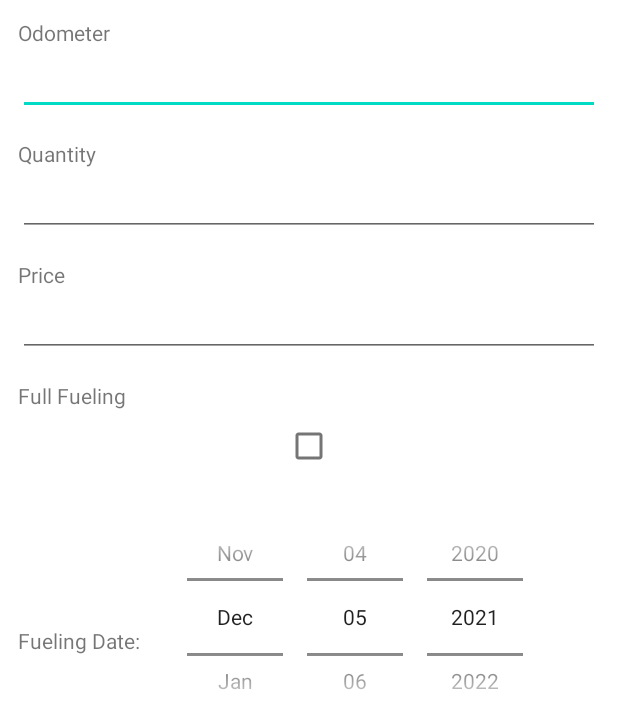
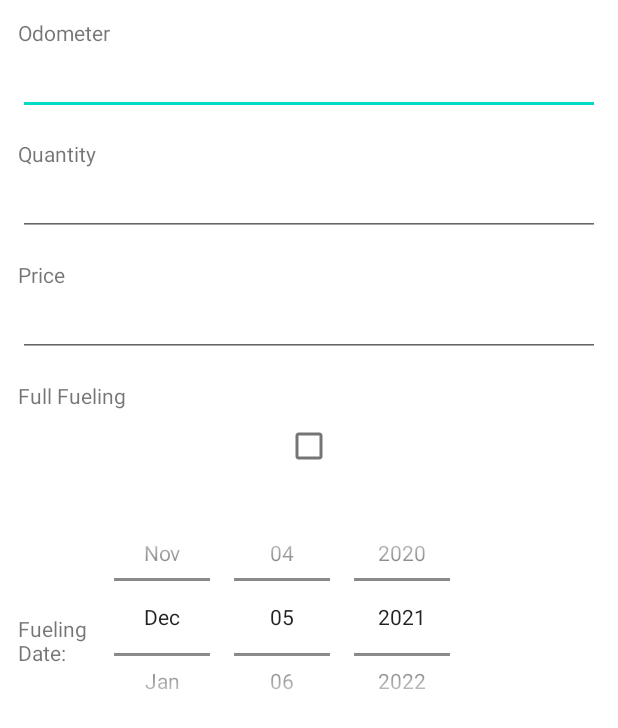
Before and after one commit to ventt/carlog, an Android app: the layout fragment_new_fill_up_item_dialog.xml on its own in the app's theme, with its tools: preview values and no code run, on a phone screen of 412 x 824 dp. Shown: the top 728 px of the screen. Run offline under Robolectric (Android 15) with nearby library versions, the phone set to English and light mode, and no system bars.

Commit message:
resources helyre rakasa

```diff
--- a/app/src/main/res/layout/fragment_new_fill_up_item_dialog.xml
+++ b/app/src/main/res/layout/fragment_new_fill_up_item_dialog.xml
@@ -1,14 +1,18 @@
 <?xml version="1.0" encoding="utf-8"?>
-<LinearLayout xmlns:android="http://schemas.android.com/apk/res/android"
+<ScrollView
+    xmlns:android="http://schemas.android.com/apk/res/android"
     android:layout_width="match_parent"
-    android:layout_height="match_parent"
+    android:layout_height="match_parent">
+    <LinearLayout
+        android:layout_width="match_parent"
+        android:layout_height="wrap_content"
         android:orientation="vertical"
         android:padding="12dip">
 
         <TextView
             android:layout_width="wrap_content"
             android:layout_height="wrap_content"
-        android:text="Odometer" />
+            android:text="@string/odometer" />
 
         <EditText
             android:id="@+id/etOdometer"
@@ -20,7 +24,7 @@
             android:layout_width="wrap_content"
             android:layout_height="wrap_content"
             android:layout_marginTop="16dip"
-        android:text="Quantity" />
+            android:text="@string/quantity" />
 
         <EditText
             android:id="@+id/etQuantity"
@@ -32,7 +36,7 @@
             android:layout_width="wrap_content"
             android:layout_height="wrap_content"
             android:layout_marginTop="16dip"
-        android:text="Price" />
+            android:text="@string/price" />
 
         <EditText
             android:id="@+id/etPrice"
@@ -43,7 +47,7 @@
             android:layout_width="wrap_content"
             android:layout_height="wrap_content"
             android:layout_marginTop="16dip"
-        android:text="Full Fueling" />
+            android:text="@string/full_fueling" />
 
         <CheckBox
             android:id="@+id/cbFullFueling"
@@ -59,12 +63,12 @@
             android:weightSum="5">
 
             <TextView
-            android:layout_width="wrap_content"
+                android:layout_width="0dp"
                 android:layout_height="wrap_content"
                 android:layout_marginTop="16dip"
                 android:layout_weight="2"
                 android:layout_gravity="center"
-            android:text="Fueling Date:" />
+                android:text="@string/fueling_date" />
             <DatePicker
                 android:id="@+id/dpFuelingDate"
                 android:layout_width="wrap_content"
@@ -73,8 +77,5 @@
                 android:datePickerMode="spinner" />
 
         </LinearLayout>
-
-
-
-
     </LinearLayout>
+</ScrollView>
--- a/app/src/main/res/values/strings.xml
+++ b/app/src/main/res/values/strings.xml
@@ -2,4 +2,23 @@
     <string name="app_name">carlog</string>
     <!-- TODO: Remove or change this placeholder text -->
     <string name="hello_blank_fragment">Hello blank fragment</string>
+    <string name="fueling_date">Fueling Date:</string>
+    <string name="full_fueling">Full Fueling</string>
+    <string name="price">Price</string>
+    <string name="quantity">Quantity</string>
+    <string name="odometer">Odometer</string>
+    <string name="name">Name</string>
+    <string name="manufacturer">Manufacturer</string>
+    <string name="type">Type</string>
+    <string name="produce_date">Produce Date:</string>
+    <string name="does_it_have_oil_change">Does it have oil change?</string>
+    <string name="service_type">Service Type</string>
+    <string name="service_description">Service Description</string>
+    <string name="description">Description</string>
+    <string name="service_date">Service Date:</string>
+    <string name="dd_mm_yyyy">DD-MM-YYYY</string>
+    <string name="odometer_km">Odometer km</string>
+    <string name="odometer_km">Odometer km</string>
+    <string name="quantity_l">Quantity l</string>
+    <string name="l_100km">l/100km</string>
 </resources>
```
Also changed, not shown: app/src/main/res/layout/car_list.xml (+4 -4 lines), app/src/main/res/layout/fragment_dialog_new_car.xml (+16 -13 lines), app/src/main/res/layout/fragment_new_service_item_dialog.xml (+14 -10 lines), app/src/main/res/layout/fueling_list_item.xml (+6 -9 lines), app/src/main/res/layout/service_list_item.xml (+5 -8 lines). Lines whose indentation alone changed are shown as unchanged.
